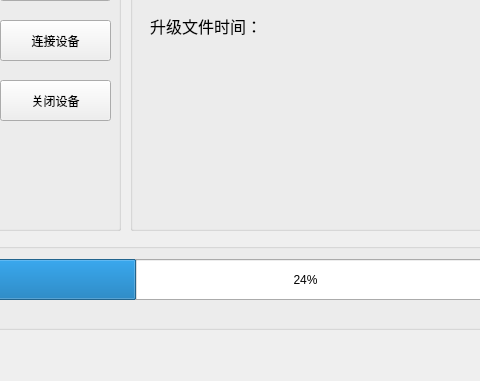
Before: the Qt Designer form SoftWare/PCTool/AdvancedClock/OTA.ui in ZhangYiXiSucceed/Advanced-Clock, drawn with Qt 5; both pictures show x 130 to 610 and y 180 to 561 of the 785 by 561 pixel window.
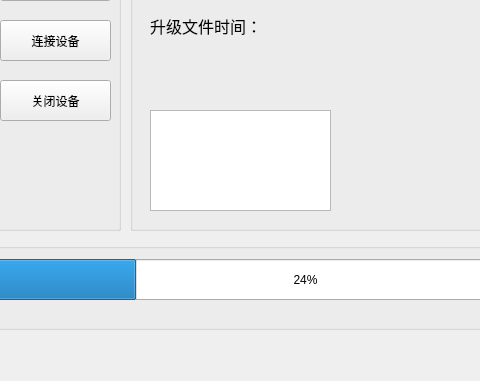
After: the same form once the commit is applied.

Commit message: UI show badapple ok

Diff of the .ui file:
```diff
--- a/SoftWare/PCTool/AdvancedClock/OTA.ui
+++ b/SoftWare/PCTool/AdvancedClock/OTA.ui
@@ -387,6 +387,16 @@
      <string/>
     </property>
    </widget>
+   <widget class="QGraphicsView" name="graphicsView">
+    <property name="geometry">
+     <rect>
+      <x>20</x>
+      <y>280</y>
+      <width>181</width>
+      <height>101</height>
+     </rect>
+    </property>
+   </widget>
   </widget>
  </widget>
  <resources/>
```
The commit also changes 2 other files.
